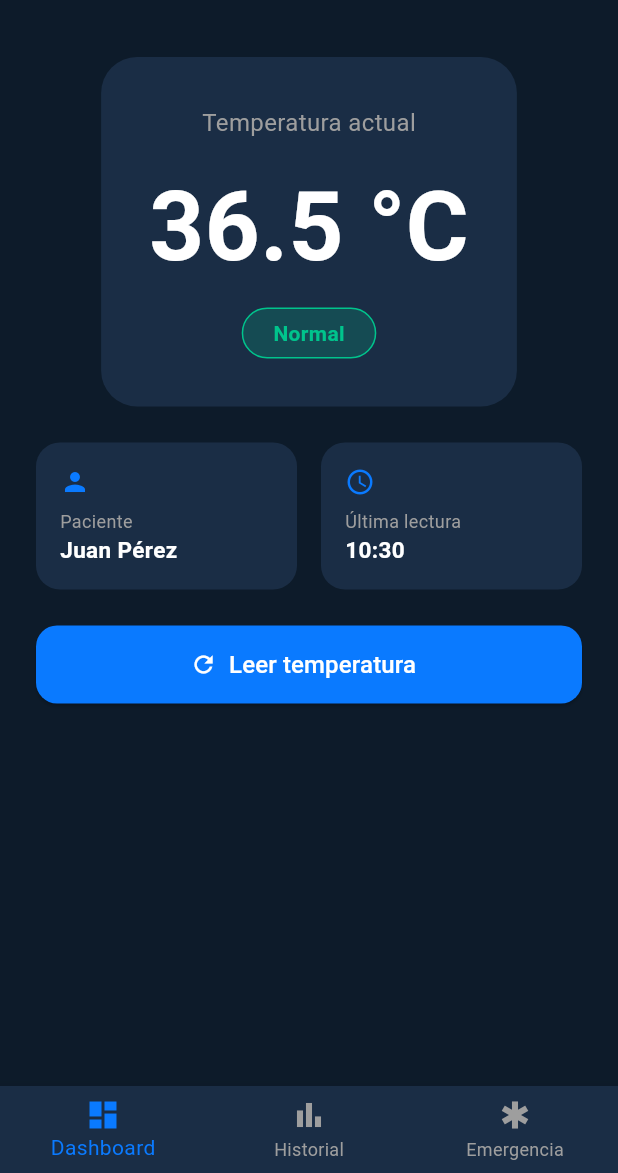
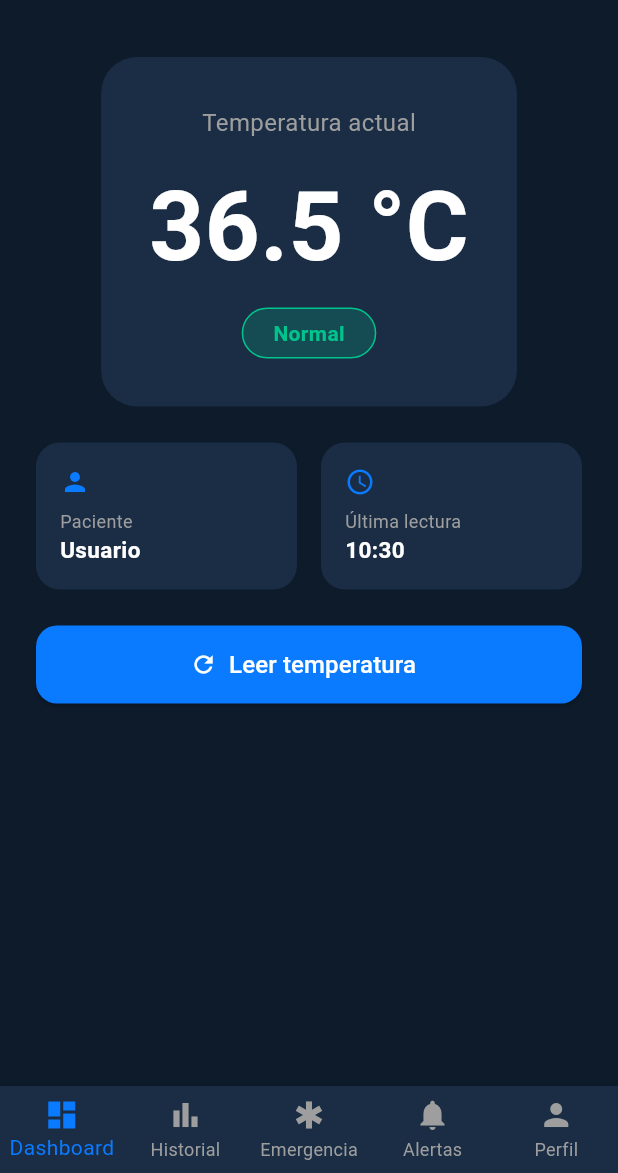
Before and after one commit to luisass07/thermcare, a Flutter app: the DashboardScreen screen opened directly, on a phone screen of 412 x 824 dp, the part 63-1236 px from its top. Run offline on Flutter 3.47's test engine with Material 3 defaults, Android fonts, the phone set to English and light mode, and no system bars; our stand-ins replace cloud_firestore, firebase_auth, firebase_core, fl_chart; accounts and stored records are empty.

Commit message:
force update dashboard

```diff
--- a/lib/screens/dashboard_screen.dart
+++ b/lib/screens/dashboard_screen.dart
@@ -1,6 +1,9 @@
 import 'package:flutter/material.dart';
+import 'package:url_launcher/url_launcher.dart';
 import 'history_screen.dart';
 import 'emergency_screen.dart';
+import 'profile_screen.dart';
+import 'notifications_screen.dart';
 
 class DashboardScreen extends StatefulWidget {
   const DashboardScreen({super.key});
@@ -34,7 +37,13 @@ class _DashboardScreenState extends State<DashboardScreen> {
 
   @override
   Widget build(BuildContext context) {
-    final pages = [_buildHome(), const HistoryScreen(), const EmergencyScreen()];
+    final pages = [
+      _buildHome(),
+      const HistoryScreen(),
+      const EmergencyScreen(),
+      const NotificationsScreen(),
+      const ProfileScreen(),
+    ];
 
     return Scaffold(
       backgroundColor: const Color(0xFF0D1B2A),
@@ -66,11 +75,14 @@ class _DashboardScreenState extends State<DashboardScreen> {
         backgroundColor: const Color(0xFF1A2D45),
         selectedItemColor: const Color(0xFF0A7AFF),
         unselectedItemColor: Colors.grey,
+        type: BottomNavigationBarType.fixed,
         onTap: (i) => setState(() => _currentIndex = i),
         items: const [
           BottomNavigationBarItem(icon: Icon(Icons.dashboard), label: 'Dashboard'),
           BottomNavigationBarItem(icon: Icon(Icons.bar_chart), label: 'Historial'),
           BottomNavigationBarItem(icon: Icon(Icons.emergency), label: 'Emergencia'),
+          BottomNavigationBarItem(icon: Icon(Icons.notifications), label: 'Alertas'),
+          BottomNavigationBarItem(icon: Icon(Icons.person), label: 'Perfil'),
         ],
       ),
     );
@@ -104,12 +116,13 @@ class _DashboardScreenState extends State<DashboardScreen> {
                 Container(
                   padding: const EdgeInsets.symmetric(horizontal: 20, vertical: 6),
                   decoration: BoxDecoration(
-                    color: estadoColor.withOpacity(0.2),
+                    color: estadoColor.withValues(alpha: 0.2),
                     borderRadius: BorderRadius.circular(20),
                     border: Border.all(color: estadoColor),
                   ),
                   child: Text(estado,
-                      style: TextStyle(color: estadoColor, fontWeight: FontWeight.bold)),
+                      style: TextStyle(
+                          color: estadoColor, fontWeight: FontWeight.bold)),
                 ),
               ],
             ),
@@ -117,9 +130,11 @@ class _DashboardScreenState extends State<DashboardScreen> {
           const SizedBox(height: 24),
           Row(
             children: [
-              _infoCard('Paciente', 'Juan Pérez', Icons.person),
+              _infoCard('Paciente', 'Usuario', Icons.person),
               const SizedBox(width: 16),
-              _infoCard('Última lectura', '${DateTime.now().hour}:${DateTime.now().minute}', Icons.access_time),
+              _infoCard('Última lectura',
+                  '${DateTime.now().hour}:${DateTime.now().minute}',
+                  Icons.access_time),
             ],
           ),
           const SizedBox(height: 24),
@@ -157,10 +172,13 @@ class _DashboardScreenState extends State<DashboardScreen> {
           children: [
             Icon(icon, color: const Color(0xFF0A7AFF), size: 20),
             const SizedBox(height: 8),
-            Text(title, style: const TextStyle(color: Colors.grey, fontSize: 12)),
+            Text(title,
+                style: const TextStyle(color: Colors.grey, fontSize: 12)),
             Text(value,
                 style: const TextStyle(
-                    color: Colors.white, fontWeight: FontWeight.bold, fontSize: 15)),
+                    color: Colors.white,
+                    fontWeight: FontWeight.bold,
+                    fontSize: 15)),
           ],
         ),
       ),
```
